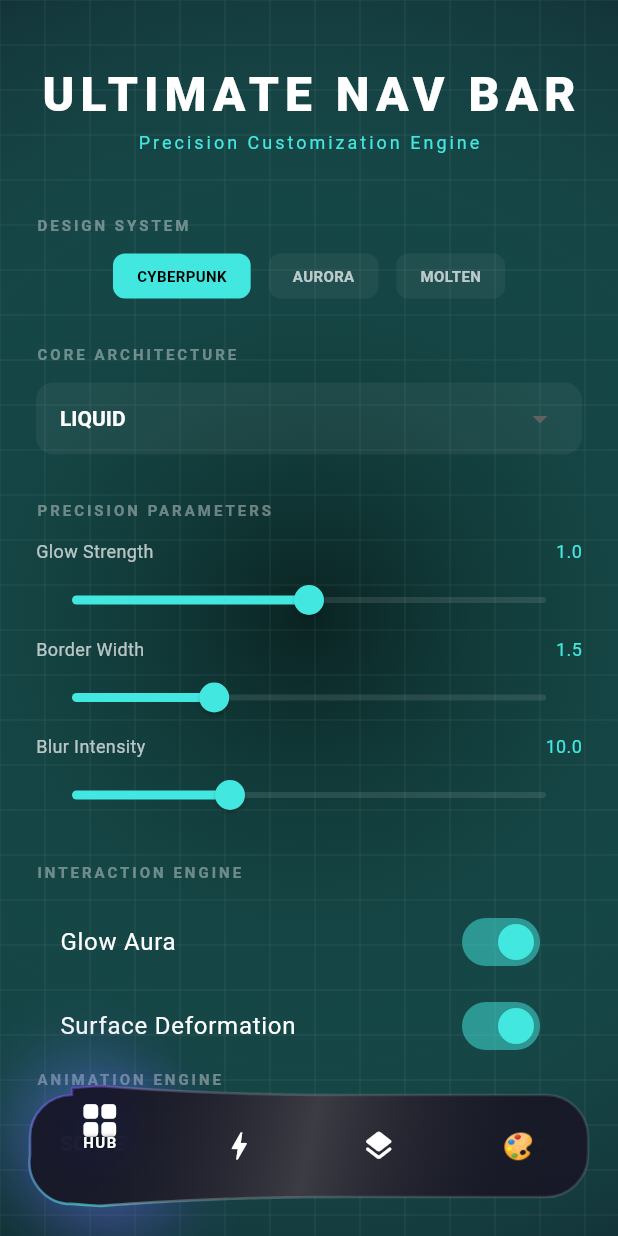
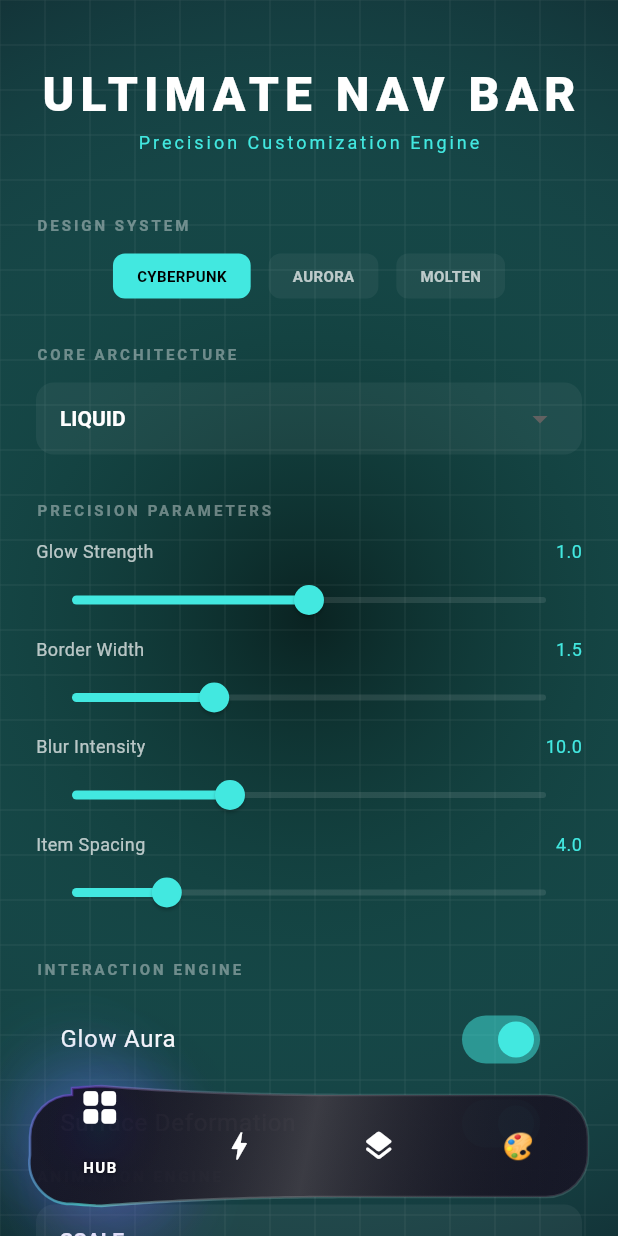
Before and after one commit to biruk-77/package, a Flutter app: the screen it shows after launch, on a phone screen of 412 x 824 dp. Run offline on Flutter 3.47's test engine with Material 3 defaults, Android fonts, the phone set to English and light mode, and no system bars.

Commit message:
v0.0.5 - Added Icon-Label Spacing Customization

```diff
--- a/example/lib/main.dart
+++ b/example/lib/main.dart
@@ -41,6 +41,7 @@ class _MyHomePageState extends State<MyHomePage> {
   double _glowStrength = 1.0;
   double _borderWidth = 1.5;
   double _blurSigma = 10.0;
+  double _iconLabelSpacing = 4.0;
 
   @override
   Widget build(BuildContext context) {
@@ -169,6 +170,12 @@ class _MyHomePageState extends State<MyHomePage> {
                     (v) => setState(() => _blurSigma = v),
                     max: 30,
                   ),
+                  _buildSlider(
+                    'Item Spacing',
+                    _iconLabelSpacing,
+                    (v) => setState(() => _iconLabelSpacing = v),
+                    max: 20,
+                  ),
 
                   const SizedBox(height: 20),
                   _buildSectionTitle('INTERACTION ENGINE'),
@@ -241,6 +248,7 @@ class _MyHomePageState extends State<MyHomePage> {
                 glowStrength: _glowStrength,
                 borderWidth: _borderWidth,
                 blurSigma: _blurSigma,
+                iconLabelSpacing: _iconLabelSpacing,
                 items: [
                   NavBarItem(icon: Icons.grid_view_rounded, label: 'HUB'),
                   NavBarItem(icon: Icons.bolt, label: 'CORE'),
--- a/lib/src/widgets/futuristic_nav_bar.dart
+++ b/lib/src/widgets/futuristic_nav_bar.dart
@@ -43,6 +43,7 @@ class FuturisticNavBar extends StatefulWidget {
   final double borderWidth;
   final double blurSigma;
   final bool enableMotionBlur;
+  final double iconLabelSpacing;
 
   const FuturisticNavBar({
     super.key,
@@ -63,6 +64,7 @@ class FuturisticNavBar extends StatefulWidget {
     this.borderWidth = 1.5,
     this.blurSigma = 10.0,
     this.enableMotionBlur = false,
+    this.iconLabelSpacing = 4.0,
   });
 
   @override
@@ -463,8 +465,9 @@ class _FuturisticNavBarState extends State<FuturisticNavBar>
                     onHorizontalDragUpdate: _onHorizontalDragUpdate,
                     onHorizontalDragEnd: _onHorizontalDragEnd,
                     behavior: HitTestBehavior.opaque,
-                    child: Stack(
-                      alignment: Alignment.center,
+                    child: Column(
+                      mainAxisAlignment: MainAxisAlignment.center,
+                      mainAxisSize: MainAxisSize.min,
                       children: [
                         TweenAnimationBuilder<double>(
                           duration: Duration(
@@ -558,15 +561,13 @@ class _FuturisticNavBarState extends State<FuturisticNavBar>
                             );
                           },
                         ),
-                        if (isActive)
-                          Positioned(
-                            bottom: 8,
-                            child: Material(
-                              type: MaterialType.transparency,
-                              child:
-                                  _buildLabelWidget(item) ?? const SizedBox(),
-                            ),
+                        if (isActive) ...[
+                          SizedBox(height: widget.iconLabelSpacing),
+                          Material(
+                            type: MaterialType.transparency,
+                            child: _buildLabelWidget(item) ?? const SizedBox(),
                           ),
+                        ],
                       ],
                     ),
                   ),
--- a/pubspec.yaml
+++ b/pubspec.yaml
@@ -1,6 +1,6 @@
 name: nav_bar
 description: "A highly customizable, futuristic bottom navigation bar with particle effects and liquid animations."
-version: 0.0.4
+version: 0.0.5
 homepage: https://github.com/biruk-77/package
 
 # The following defines the version and build number for your application.
```
Also changed, not shown: example/pubspec.lock (added), 2 other files.
